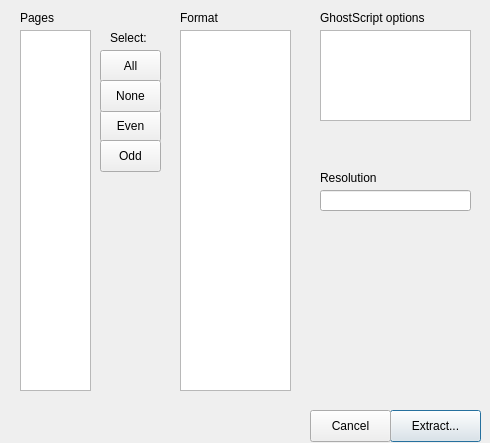
Qt form ExtractPagesDialog.ui (ailinwang/qt-gsview) before a commit.
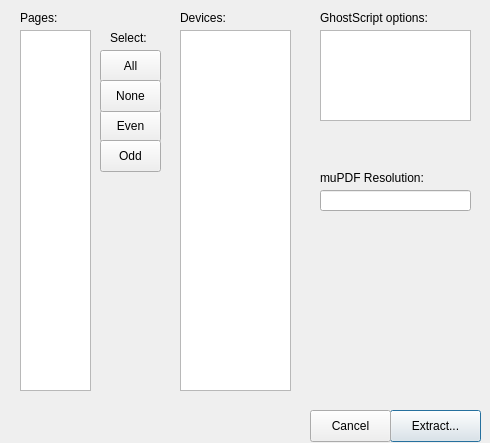
The same form after that commit.

Commit message: more work on extract pages

```diff
--- a/ExtractPagesDialog.ui
+++ b/ExtractPagesDialog.ui
@@ -124,7 +124,7 @@
     </rect>
    </property>
    <property name="text">
-    <string>Format</string>
+    <string>Devices:</string>
    </property>
   </widget>
   <widget class="QLabel" name="label_2">
@@ -137,7 +137,7 @@
     </rect>
    </property>
    <property name="text">
-    <string>Pages</string>
+    <string>Pages:</string>
    </property>
   </widget>
   <widget class="QLabel" name="label_3">
@@ -163,7 +163,7 @@
     </rect>
    </property>
    <property name="text">
-    <string>GhostScript options</string>
+    <string>GhostScript options:</string>
    </property>
   </widget>
   <widget class="QPlainTextEdit" name="ghostscriptOptions">
@@ -181,12 +181,12 @@
     <rect>
      <x>320</x>
      <y>170</y>
-     <width>91</width>
+     <width>131</width>
      <height>16</height>
     </rect>
    </property>
    <property name="text">
-    <string>Resolution</string>
+    <string>muPDF Resolution:</string>
    </property>
   </widget>
   <widget class="QLineEdit" name="resolution">
```
The commit also changes 2 other files.
